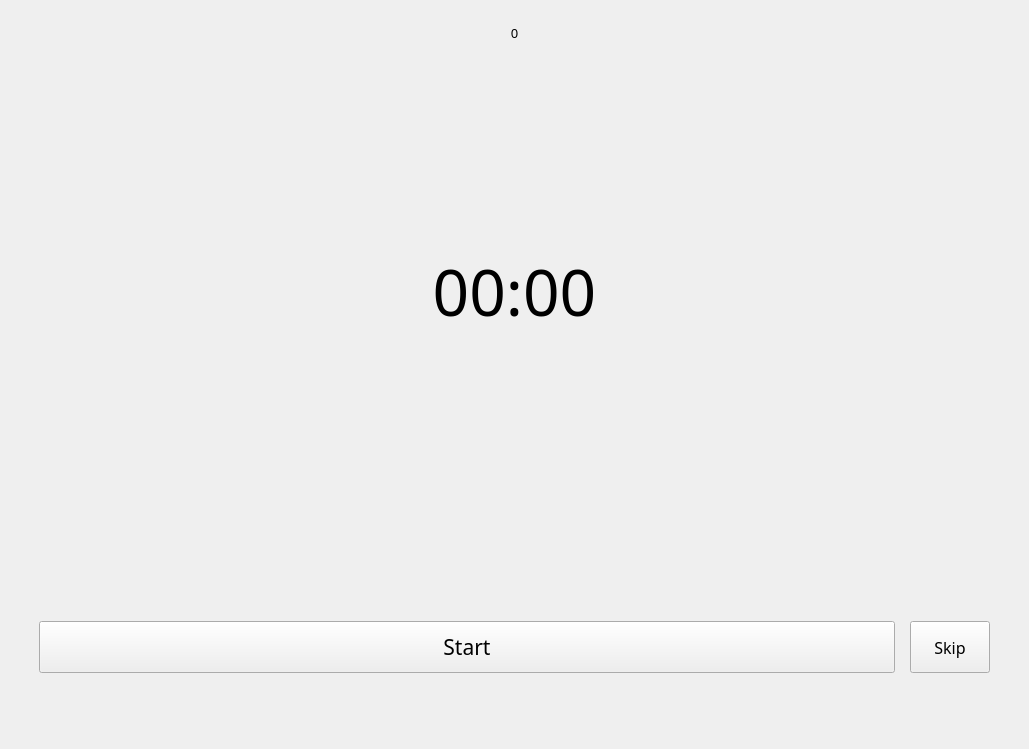
TheVipek/PomoPeak, file PomoPeak/pomopeak.ui: the form before one commit.
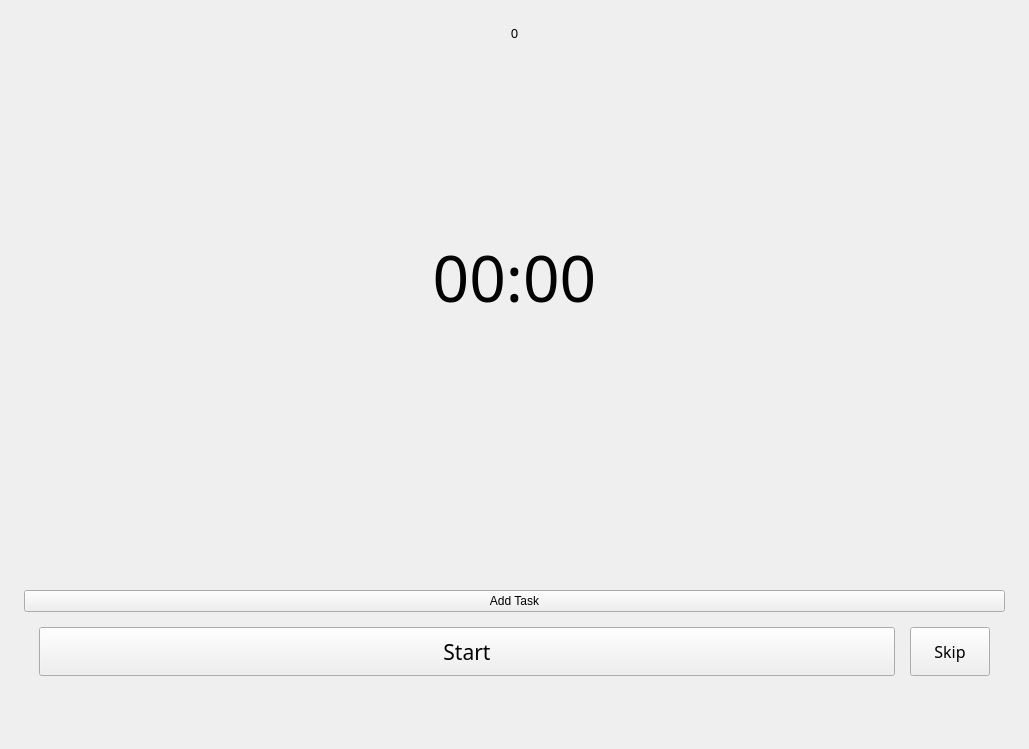
The form after the commit.

Commit message: test creating task ui

```diff
--- a/PomoPeak/pomopeak.ui
+++ b/PomoPeak/pomopeak.ui
@@ -40,7 +40,7 @@
    </property>
    <layout class="QHBoxLayout" name="horizontalLayout">
     <item>
-     <layout class="QVBoxLayout" name="allElementsLayout" stretch="0,9,0,1,1,1">
+     <layout class="QVBoxLayout" name="allElementsLayout" stretch="0,9,0,1,0,1,1">
       <property name="spacing">
        <number>15</number>
       </property>
@@ -142,6 +142,13 @@
         </property>
        </spacer>
       </item>
+      <item>
+       <widget class="QPushButton" name="AddTaskBtn">
+        <property name="text">
+         <string>Add Task</string>
+        </property>
+       </widget>
+      </item>
       <item>
        <layout class="QHBoxLayout" name="ManagingStateLayout" stretch="0,0">
         <property name="sizeConstraint">
```
The commit also changes 7 other files.
